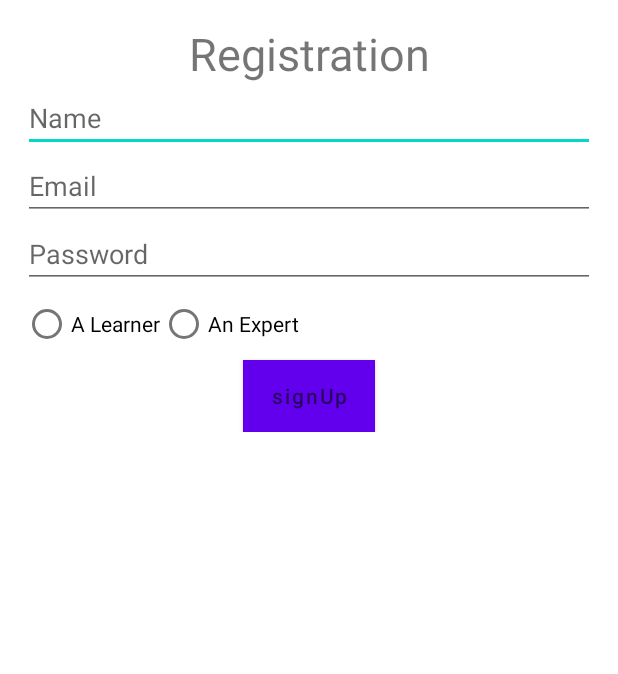
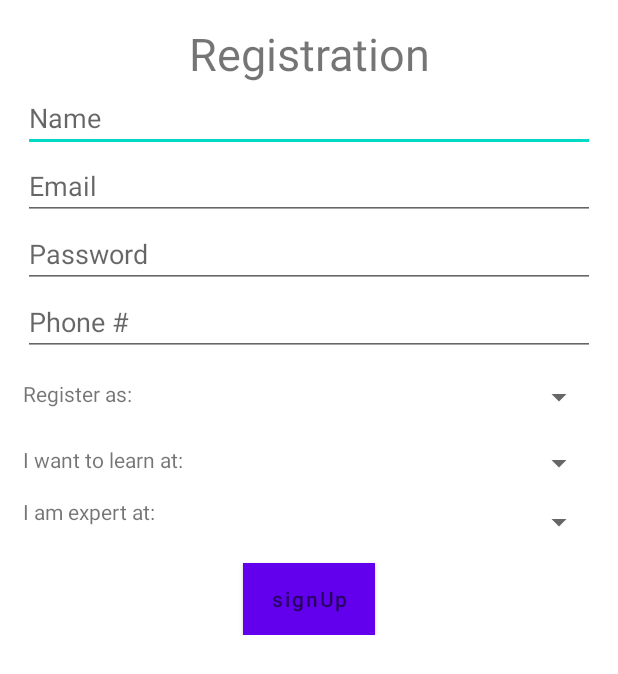
Before and after one commit to hamjabhatti10/nEdge, an Android app: the layout activity_registration.xml on its own in the app's theme, with its tools: preview values and no code run, on a phone screen of 412 x 824 dp. Shown: the top 674 px of the screen. Run offline under Robolectric (Android 15) with nearby library versions, the phone set to English and light mode, and no system bars.

Commit message:
redesign register activity

```diff
--- a/app/build.gradle
+++ b/app/build.gradle
@@ -59,6 +59,7 @@ android {
 
 dependencies {
 
+    implementation 'com.google.firebase:firebase-auth:21.0.3'
     def dagger2Version = '2.25.2'
 
     implementation platform('com.google.firebase:firebase-bom:26.2.0')
--- a/app/src/main/res/layout/activity_registration.xml
+++ b/app/src/main/res/layout/activity_registration.xml
@@ -32,6 +32,7 @@
         android:inputType="textEmailAddress"
         android:id="@+id/editTextEmail"
         android:hint="Email"/>
+
     <EditText
         android:layout_width="match_parent"
         android:layout_height="wrap_content"
@@ -39,147 +40,78 @@
         android:inputType="textPassword"
         android:hint="@string/password" />
 
-
-    <RadioGroup
-        android:layout_width="match_parent"
-        android:layout_height="wrap_content"
-        android:orientation="horizontal"
-        android:id="@+id/radioGroup">
-
-        <RadioButton
-            android:layout_width="wrap_content"
-            android:layout_height="wrap_content"
-            android:id="@+id/radioButtonLearner"
-            android:text="@string/a_learner"/>
-        <RadioButton
-            android:layout_width="wrap_content"
-            android:layout_height="wrap_content"
-            android:id="@+id/radioButtonExpert"
-            android:text="@string/an_expert"/>
-
-    </RadioGroup>
-
-
-    //LearnerDesign
-
-    <LinearLayout
-        android:layout_width="match_parent"
-        android:layout_height="wrap_content"
-        android:visibility="gone"
-        android:id="@+id/leanerDesign"
-        android:orientation="vertical">
-
-
     <EditText
         android:layout_width="match_parent"
         android:layout_height="wrap_content"
-            android:id="@+id/editTextLeanerName"
-            android:hint="@string/leaner_name"/>
+        android:id="@+id/editTextPhoneNumber"
+        android:inputType="phone"
+        android:hint="Phone #" />
 
-        <TextView
+    <RelativeLayout
         android:layout_width="match_parent"
         android:layout_height="wrap_content"
-            android:id="@+id/textViewLearnerLevel"
-            android:text="@string/leaner_levels"
-            android:gravity="center"
-            android:textSize="25sp"/>
-        <RadioGroup
+        android:layout_marginTop="@dimen/_15dp">
+
+        //Register_as
+        <TextView
+            android:id="@+id/textViewRegister_as"
+            android:layout_width="wrap_content"
+            android:layout_height="wrap_content"
+            android:text="Register as:" />
+
+        <Spinner
+        android:id="@+id/spinnerRegister_as"
         android:layout_width="match_parent"
         android:layout_height="wrap_content"
-            android:orientation="vertical"
-            android:id="@+id/radioButtonLearnerOptions">
-    <RadioButton
+        android:layout_marginBottom="20dp"
+        android:layout_toEndOf="@+id/textViewRegister_as"
+        android:layout_toRightOf="@+id/textViewRegister_as" />
+
+        //Student_Options
+        <TextView
+            android:id="@+id/textViewStudentLevelOptions"
             android:layout_width="wrap_content"
             android:layout_height="wrap_content"
-        android:id="@+id/radiobuttonSchoolCollege"
-        android:text="@string/school_college"/>
-    <RadioButton
+            android:layout_below="@+id/spinnerRegister_as"
+            android:layout_marginBottom="@dimen/_15dp"
+            android:text="I want to learn at:" />
+
+        <Spinner
+            android:id="@+id/spinnerStudentLevelOptions"
+            android:layout_width="match_parent"
+            android:layout_height="wrap_content"
+            android:layout_below="@id/spinnerRegister_as"
+            android:layout_marginBottom="@dimen/_15dp"
+            android:layout_toEndOf="@+id/textViewStudentLevelOptions"
+            android:layout_toRightOf="@+id/textViewStudentLevelOptions" />
+
+        //Expert_Options
+        <TextView
+            android:id="@+id/textViewExpertLevelOptions"
             android:layout_width="wrap_content"
             android:layout_height="wrap_content"
-        android:id="@+id/radiobuttonUniversity"
-        android:text="@string/university"/>
-    <RadioButton
-        android:layout_width="wrap_content"
-        android:layout_height="wrap_content"
-        android:id="@+id/radiobuttonCssProfessional"
-        android:text="@string/css_professional"/>
+            android:layout_below="@+id/textViewStudentLevelOptions"
+            android:layout_marginBottom="@dimen/_15dp"
+            android:text="I am expert at:" />
 
-        </RadioGroup>
-
-    </LinearLayout>
-
-    //ExpertDesign
-    <LinearLayout
+        <Spinner
+            android:id="@+id/spinnerExpertLevelOptions"
             android:layout_width="match_parent"
             android:layout_height="wrap_content"
-        android:visibility="gone"
-        android:id="@+id/expertDesign"
-        android:orientation="vertical">
+            android:layout_below="@id/spinnerStudentLevelOptions"
+            android:layout_marginBottom="@dimen/_15dp"
+            android:layout_toEndOf="@+id/textViewExpertLevelOptions"
+            android:layout_toRightOf="@+id/textViewExpertLevelOptions" />
 
 
-    <EditText
-        android:layout_width="match_parent"
-        android:layout_height="wrap_content"
-        android:id="@+id/editTextExpertName"
-        android:hint="@string/expert_name"/>
 
-    <TextView
-        android:layout_width="match_parent"
-        android:layout_height="wrap_content"
-        android:id="@+id/textViewExpertLevel"
-        android:text="@string/expert_levels"
-        android:gravity="center"
-        android:textSize="25sp"/>
 
-        <RadioGroup
-            android:layout_width="match_parent"
-            android:layout_height="wrap_content"
-            android:id="@+id/radioButtonExpertOption"
-            android:orientation="vertical">
-    <RadioButton
-        android:layout_width="@dimen/_150dp"
-        android:layout_height="wrap_content"
-        android:id="@+id/radiobuttonExpertSchoolCollege"
-        android:text="@string/school_college"/>
-    <RadioButton
-        android:layout_width="@dimen/_150dp"
-        android:layout_height="wrap_content"
-        android:id="@+id/radiobuttonExpertUniversity"
-        android:text="@string/university"/>
-    <RadioButton
-        android:layout_width="@dimen/_150dp"
-        android:layout_height="wrap_content"
-        android:id="@+id/radiobuttonExpertCssProfessional"
-        android:text="@string/css_professional"/>
 
-        </RadioGroup>
+    </RelativeLayout>
 
-        <EditText
-            android:layout_width="match_parent"
-            android:layout_height="wrap_content"
-            android:id="@+id/editTextExpertLevelAnswer"
-            android:hint="@string/rate_per_marking_an_answer"
-            android:inputType="number"/>
-        <EditText
-            android:layout_width="match_parent"
-            android:layout_height="wrap_content"
-            android:id="@+id/editTextExpertLevelLecture"
-            android:hint="@string/rate_per_lecture"
-            android:inputType="number"/>
-        <EditText
-            android:layout_width="match_parent"
-            android:layout_height="wrap_content"
-            android:id="@+id/editTextExpertLevelSubject"
-            android:hint="@string/subject"
-            android:inputType="number"/>
-        <EditText
-            android:layout_width="match_parent"
-            android:layout_height="match_parent"
-            android:id="@+id/editTextExpertLevelDateTime"
-            android:hint="@string/availability_time_pst_day"
-            android:inputType="datetime"/>
 
-    </LinearLayout>
+
+
 
     <Button
         android:layout_width="wrap_content"
--- a/app/src/main/res/values/strings.xml
+++ b/app/src/main/res/values/strings.xml
@@ -59,20 +59,27 @@
     <string name="require_field">require_field</string>
     <string name="password">Password</string>
     <string name="registration">Registration</string>
-    <string name="a_learner">A Learner</string>
-    <string name="an_expert">An Expert</string>
     <string name="name">Name</string>
-    <string name="leaner_name">Leaner Name</string>
-    <string name="learner_level">Learner Level</string>
-    <string name="school_college">School/College</string>
-    <string name="university">University</string>
-    <string name="css_professional">CSS/Professional</string>
-    <string name="expert_levels">Expert Levels</string>
-    <string name="expert_name">Expert Name</string>
-    <string name="leaner_levels">Leaner Levels</string>
-    <string name="subject">Subject</string>
-    <string name="rate_per_lecture">Rate per lecture</string>
-    <string name="rate_per_marking_an_answer">Rate per marking an answer</string>
-    <string name="availability_time_pst_day">Availability: Time PST DAY</string>
+
+    <string-array name="RegisterOptions">
+        <item>"?"</item>
+        <item>Student</item>
+        <item>Expert</item>
+    </string-array>
+
+    <string-array name="StudentOptions">
+        <item>School/College</item>
+        <item>University</item>
+        <item>CSS/Professional</item>
+    </string-array>
+
+    <string-array name="ExpertOptions">
+        <item>School/College</item>
+        <item>University</item>
+        <item>CSS/Professional</item>
+    </string-array>
+
+
+
 
 </resources>
```
Also changed, not shown: app/src/main/AndroidManifest.xml (+4 -4 lines), app/src/main/java/com/app/nEdge/ui/activities/RegistrationActivtiy/RegistrationActivity.java (+110 -91 lines), app/src/main/java/com/app/nEdge/ui/activities/loginActivity/LoginActivity.java (+5 -3 lines), app/src/main/res/layout/activity_login.xml (+23 -7 lines). Lines whose indentation alone changed are shown as unchanged.
